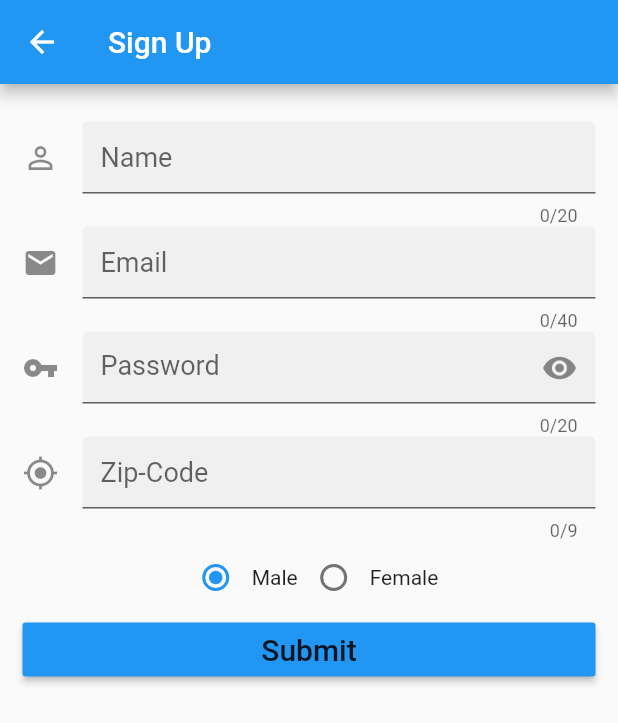
After one commit to GabrielStahlberg/TutorialApp_Flutter, a Flutter app: the screen it shows after launch, after a tap on "Form example", on a phone screen of 412 x 824 dp. The commit adds this screen. Shown: the top 723 px of the screen. Run offline on Flutter 3.47's test engine with Material 2 defaults, Android fonts, the phone set to English and light mode, and no system bars; our stand-ins replace mask_text_input_formatter.

Commit message:
Using navigator routes, in Form Example, was used web service request to retrieve infomations about address from the given zip code. Also was used a mask and regex in textField, alertDialog and Gesture on password field.

```diff
--- /dev/null
+++ b/lib/widgets/form/FormMain.dart
@@ -0,0 +1,50 @@
+import 'package:flutter/material.dart';
+
+class FormMain extends StatefulWidget {
+  @override
+  _FormMainState createState() => _FormMainState();
+}
+
+class _FormMainState extends State<FormMain> {
+
+  void _openScreen(String route) {
+    Navigator.pushNamed(context, route);
+  }
+
+  @override
+  Widget build(BuildContext context) {
+    return Scaffold(
+      appBar: AppBar(
+        title: Text("Menu"),
+      ),
+      body: Container(
+        child: SingleChildScrollView(
+          padding: EdgeInsets.all(32),
+          child: Column(
+            crossAxisAlignment: CrossAxisAlignment.stretch,
+            children: <Widget>[
+              RaisedButton(
+                child: Text(
+                  "JokenPo",
+                  style: TextStyle(
+                      fontSize: 20
+                  ),
+                ),
+                onPressed: () => _openScreen("/jokenpo"),
+              ),
+              RaisedButton(
+                child: Text(
+                  "Form example",
+                  style: TextStyle(
+                      fontSize: 20
+                  ),
+                ),
+                onPressed: () => _openScreen("/signup"),
+              )
+            ],
+          ),
+        ),
+      ),
+    );
+  }
+}
--- /dev/null
+++ b/lib/widgets/form/SignUp.dart
@@ -0,0 +1,220 @@
+import 'package:flutter/gestures.dart';
+import 'package:flutter/material.dart';
+import 'package:mask_text_input_formatter/mask_text_input_formatter.dart';
+import 'package:http/http.dart' as http;
+import 'dart:convert';
+
+class SignUp extends StatefulWidget {
+  @override
+  _SignUpState createState() => _SignUpState();
+}
+
+class _SignUpState extends State<SignUp> {
+
+  TextEditingController _nameController = TextEditingController();
+  TextEditingController _emailController = TextEditingController();
+  TextEditingController _passwordController = TextEditingController();
+  TextEditingController _codeZipController = TextEditingController();
+
+  String _radioGender = "m";
+
+  bool _obscureText = true;
+  var _maskFormatter = new MaskTextInputFormatter(mask: '#####-###', filter: { "#": RegExp(r'[0-9]') });
+
+  _retrieveInformations(){
+    showDialog<void>(
+      context: context,
+      builder: (BuildContext context) {
+        return AlertDialog(
+          title: const Text('Informations submitted:'),
+          content: SingleChildScrollView(
+            child: ListBody(
+              children: <Widget>[
+                Text(_nameController.text),
+                Text(_emailController.text),
+                Text(_passwordController.text),
+                Text(_codeZipController.text),
+                Text(_radioGender == "f" ? "Female" : "Male"),
+              ],
+            ),
+          ),
+          actions: <Widget>[
+            FlatButton(
+              onPressed: () {
+                Navigator.pop(context);
+              },
+              child: const Text('OK'),
+            ),
+          ],
+        );
+      },
+    );
+  }
+
+  _retrieveZipCode(String zipCode) async {
+    if(zipCode.length != 9) {
+      return;
+    }
+    String url = "https://viacep.com.br/ws/${zipCode}/json/";
+
+    http.Response response;
+    response = await http.get(url);
+    Map<String, dynamic> returnedValue = json.decode(response.body);
+
+    await showDialog<void>(
+      context: context,
+      builder: (BuildContext context) {
+        return AlertDialog(
+          title: const Text('Zip-Code informations:'),
+          content: SingleChildScrollView(
+            child: ListBody(
+              children: <Widget>[
+                Text(returnedValue["cep"]),
+                Text(returnedValue["logradouro"]),
+                Text(returnedValue["complemento"]),
+                Text(returnedValue["bairro"]),
+                Text(returnedValue["localidade"]),
+                Text(returnedValue["uf"]),
+                Text(returnedValue["unidade"]),
+                Text(returnedValue["ibge"]),
+                Text(returnedValue["gia"]),
+              ],
+            ),
+          ),
+          actions: <Widget>[
+            FlatButton(
+              onPressed: () {
+                Navigator.pop(context);
+              },
+              child: const Text('OK'),
+            ),
+          ],
+        );
+      },
+    );
+  }
+
+  @override
+  Widget build(BuildContext context) {
+    return Scaffold(
+      appBar: AppBar(
+        title: Text("Sign Up"),
+      ),
+      body: Container(
+        child: SingleChildScrollView(
+          padding: EdgeInsets.fromLTRB(15, 25, 15, 15),
+          child: Column(
+            crossAxisAlignment: CrossAxisAlignment.stretch,
+            children: <Widget>[
+              TextField(
+                keyboardType: TextInputType.text,
+                decoration: InputDecoration(
+                    hintText: "Name",
+                    filled: true,
+                    icon: Icon(Icons.perm_identity)
+                ),
+                maxLength: 20,
+                style: TextStyle(
+                    fontSize: 18,
+                    color: Colors.black
+                ),
+                controller: _nameController,
+              ),
+              TextField(
+                keyboardType: TextInputType.emailAddress,
+                decoration: InputDecoration(
+                    hintText: "Email",
+                    filled: true,
+                    icon: Icon(Icons.email)
+                ),
+                maxLength: 40,
+                style: TextStyle(
+                    fontSize: 18,
+                    color: Colors.black
+                ),
+                controller: _emailController,
+              ),
+              TextField(
+                keyboardType: TextInputType.text,
+                decoration: InputDecoration(
+                    hintText: "Password",
+                    filled: true,
+                    icon: Icon(Icons.vpn_key),
+                    suffixIcon: GestureDetector(
+                      dragStartBehavior: DragStartBehavior.down,
+                      onTap: (){
+                        setState(() {
+                          _obscureText = !_obscureText;
+                        });
+                      },
+                      child: Icon(
+                        _obscureText ? Icons.visibility : Icons.visibility_off
+                      ),
+                    ),
+                ),
+                maxLength: 20,
+                obscureText: _obscureText,
+                style: TextStyle(
+                    fontSize: 18,
+                    color: Colors.black
+                ),
+                controller: _passwordController,
+              ),
+              TextField(
+                inputFormatters: [_maskFormatter],
+                keyboardType: TextInputType.number,
+                decoration: InputDecoration(
+                    hintText: "Zip-Code",
+                    filled: true,
+                    icon: Icon(Icons.my_location)
+                ),
+                maxLength: 9,
+                style: TextStyle(
+                    fontSize: 18,
+                    color: Colors.black
+                ),
+                controller: _codeZipController,
+                onChanged: _retrieveZipCode,
+              ),
+              Row(
+                mainAxisAlignment: MainAxisAlignment.center,
+                children: <Widget>[
+                  Radio(
+                    value: "m",
+                    groupValue: _radioGender,
+                    onChanged: (String val){
+                      setState(() {
+                        _radioGender = val;
+                      });
+                    },
+                  ),
+                  Text("Male"),
+                  Radio(
+                    value: "f",
+                    groupValue: _radioGender,
+                    onChanged: (String val){
+                      setState(() {
+                        _radioGender = val;
+                      });
+                    },
+                  ),
+                  Text("Female"),
+                ],
+              ),
+              RaisedButton(
+                child: Text(
+                  "Submit",
+                  style: TextStyle(
+                      fontSize: 20
+                  ),
+                ),
+                color: Colors.blue,
+                onPressed: _retrieveInformations,
+              )
+            ],
+          ),
+        ),
+      ),
+    );
+  }
+}
--- a/pubspec.yaml
+++ b/pubspec.yaml
@@ -23,6 +23,8 @@ dependencies:
   # The following adds the Cupertino Icons font to your application.
   # Use with the CupertinoIcons class for iOS style icons.
   cupertino_icons: ^0.1.2
+  mask_text_input_formatter: ^1.0.6
+  http: ^0.12.0+1
 
 dev_dependencies:
   flutter_test:
```
Also changed, not shown: lib/main.dart (+7 -13 lines), pubspec.lock.
